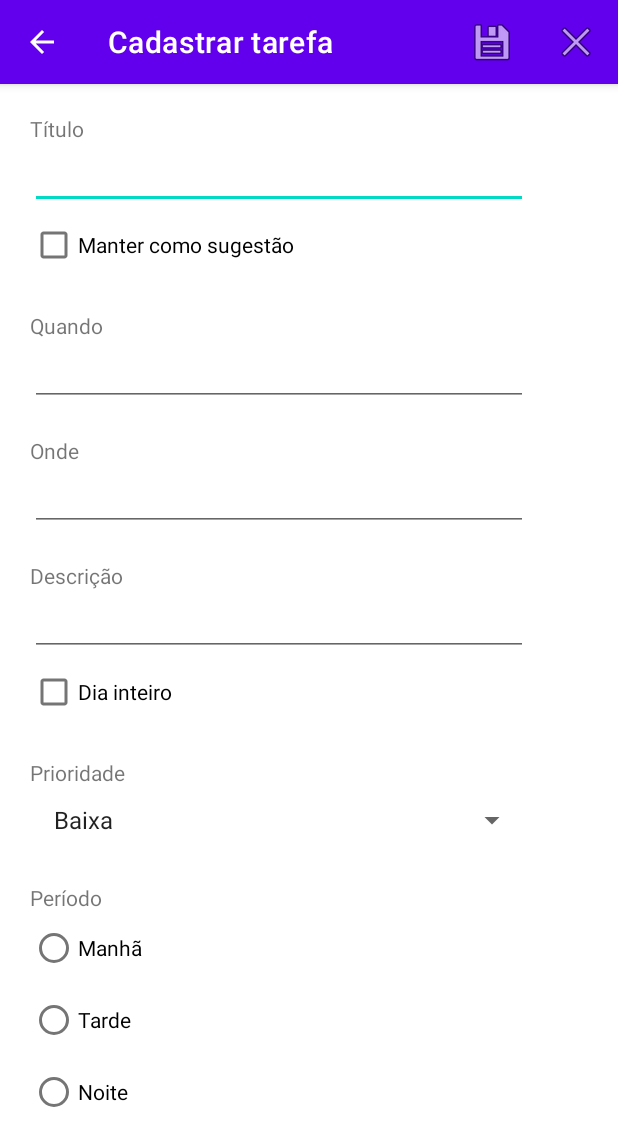
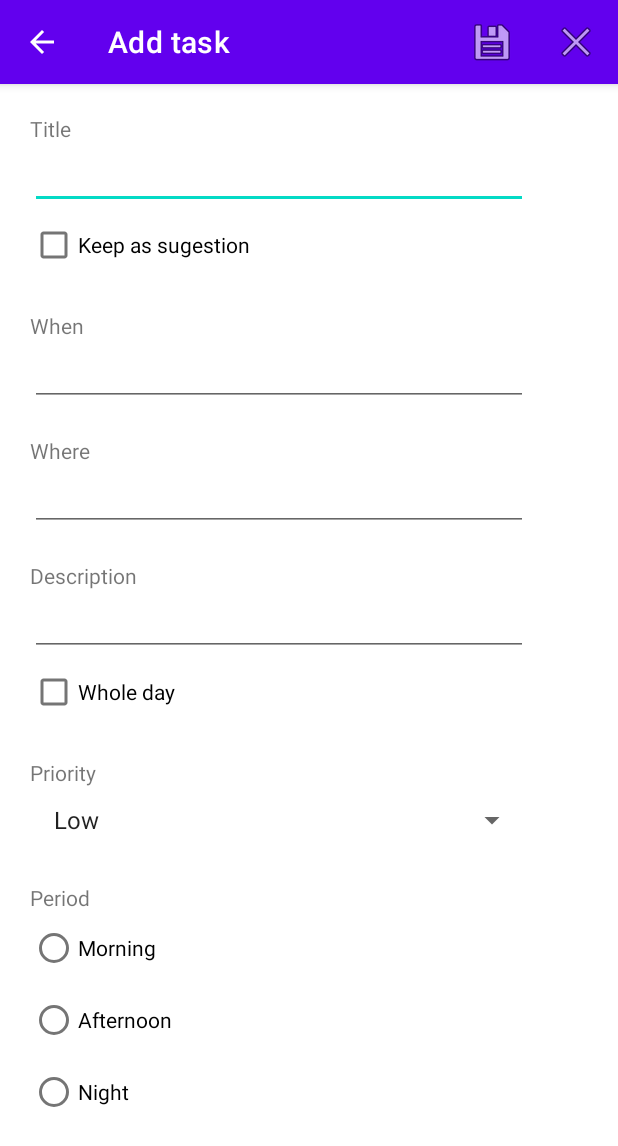
Before and after one commit to netoneze/disp-moveis-utfprcp, an Android app: the ActivityCadastraTarefasView screen opened directly, with no data from a screen before it, on a phone screen of 412 x 824 dp. Shown: the top 1146 px of the screen. Run offline under Robolectric (Android 15) with nearby library versions, the phone set to English and light mode, and no system bars.

Commit message:
Modificado idioma padrão para o inglês e adicionado arquiv Strings de pt-br

```diff
--- a/app/src/main/res/values/strings.xml
+++ b/app/src/main/res/values/strings.xml
@@ -1,61 +1,34 @@
 <resources>
     <string name="app_name">Easy Task Manager</string>
-    <string name="titulo">Título</string>
-    <string name="limpar">Limpar</string>
-    <string name="erro_campo_vazio">Existe(m) campo(s) vazio(s). \n Preencha-os!</string>
-    <string name="campos_limpos">Campos Limpos!</string>
-    <string name="quando">Quando</string>
-    <string name="onde">Onde</string>
-    <string name="diaInteiro">Dia inteiro</string>
-    <string name="descricao">Descrição</string>
-    <string name="periodo">Período</string>
-    <string name="periodoManha">Manhã</string>
-    <string name="periodoTarde">Tarde</string>
-    <string name="periodoNoite">Noite</string>
-    <string name="prioridadeSpinner">Prioridade</string>
-    <string name="radioButtonNaoSelecionado">Nenhum RadioButton Selecionado!</string>
-    <string name="mostrar">Mostrar</string>
-    <string name="salvar">Salvar</string>
-    <string name="foi_clicado">" foi clicado!"</string>
-    <string name="prioridade_baixa">Baixa</string>
-    <string name="prioridade_media">Média</string>
-    <string name="prioridade_alta">Alta</string>
-    <string name="tarefa_1">P2 de Física 1</string>
-    <string name="tarefa_2">P1 de Algoritmos</string>
-    <string name="tarefa_3">Apresentação do trabalho de introdução</string>
-    <string name="tarefa_4">P3 de Cálculo 2</string>
-    <string name="tarefa_5">Sub de G.A</string>
-    <string name="tarefa_6">P3 de Lógica de Computação</string>
-    <string name="tarefa_7">Apresentação de Matemática Discreta</string>
-    <string name="tarefa_8">P1 de I.A</string>
-    <string name="tarefa_1_local">P-202</string>
-    <string name="tarefa_2_local">P-105</string>
-    <string name="tarefa_3_local">A-128</string>
-    <string name="tarefa_4_local">A-132</string>
-    <string name="tarefa_5_local">A-127</string>
-    <string name="tarefa_6_local">K-202</string>
-    <string name="tarefa_7_local">I-104</string>
-    <string name="tarefa_8_local">P-205</string>
-    <string name="tarefa_1_descricao">Ondas eletromagnéticas</string>
-    <string name="tarefa_2_descricao">Estrutura condicional</string>
-    <string name="tarefa_3_descricao">Papel do engenheiro na sociedade</string>
-    <string name="tarefa_4_descricao">Integral tripla</string>
-    <string name="tarefa_5_descricao">Matrizes</string>
-    <string name="tarefa_6_descricao">Mapa de Karnaugh</string>
-    <string name="tarefa_7_descricao">Estruturas algébricas e suas aplicações</string>
-    <string name="tarefa_8_descricao">Mapeamento facial</string>
-    <string name="data_1">07/08/2021</string>
-    <string name="data_2">08/07/2021</string>
-    <string name="data_3">15/08/2021</string>
-    <string name="sobre">Sobre</string>
-    <string name="adicionar">Adicionar</string>
-    <string name="descricao_autoria">"  O aplicativo tem como intuito auxiliar discentes em suas tarefas acadêmicas."</string>
-    <string name="titulo_autoria">Sobre o aplicativo</string>
-    <string name="descricao_autor_autoria">"  A aplicação foi idealizada pelo aluno Nelson Antonio Neto Toneze, para a disciplina de Programação para Dispositivos Móveis, ministrada pelo professor Alexandre Romolo Moreira Feitosa."</string>
+    <string name="titulo">Title</string>
+    <string name="limpar">Clear</string>
+    <string name="erro_campo_vazio">There is one or more empty fields. Fill them!</string>
+    <string name="campos_limpos">Cleared!</string>
+    <string name="quando">When</string>
+    <string name="onde">Where</string>
+    <string name="diaInteiro">Whole day</string>
+    <string name="descricao">Description</string>
+    <string name="periodo">Period</string>
+    <string name="periodoManha">Morning</string>
+    <string name="periodoTarde">Afternoon</string>
+    <string name="periodoNoite">Night</string>
+    <string name="prioridadeSpinner">Priority</string>
+    <string name="radioButtonNaoSelecionado">No RadioButton Selected!</string>
+    <string name="mostrar">Show</string>
+    <string name="salvar">Save</string>
+    <string name="foi_clicado">Has been clicked!</string>
+    <string name="prioridade_baixa">Low</string>
+    <string name="prioridade_media">Medium</string>
+    <string name="prioridade_alta">High</string>
+    <string name="sobre">About</string>
+    <string name="adicionar">Add</string>
+    <string name="descricao_autoria">"  The application is intended to assist students in their academic tasks."</string>
+    <string name="titulo_autoria">About the application</string>
+    <string name="descricao_autor_autoria">"  The application was designed by the student Nelson Antonio Neto Toneze, for the subject Programming for Mobile Devices, taught by Professor Alexandre Romolo Moreira Feitosa."</string>
     <string name="nome_utfpr">Universidade Tecnológica Federal do Paraná</string>
     <string name="campus_utfpr">Campus Cornélio Procópio</string>
-    <string name="cadastrar_tarefa">Cadastrar tarefa</string>
-    <string name="editar">Editar</string>
-    <string name="excluir">Excluir</string>
-    <string name="sugestao">Manter como sugestão</string>
+    <string name="cadastrar_tarefa">Add task</string>
+    <string name="editar">Edit</string>
+    <string name="excluir">Delete</string>
+    <string name="sugestao">Keep as sugestion</string>
 </resources>
```
Also changed, not shown: 1 other file.
